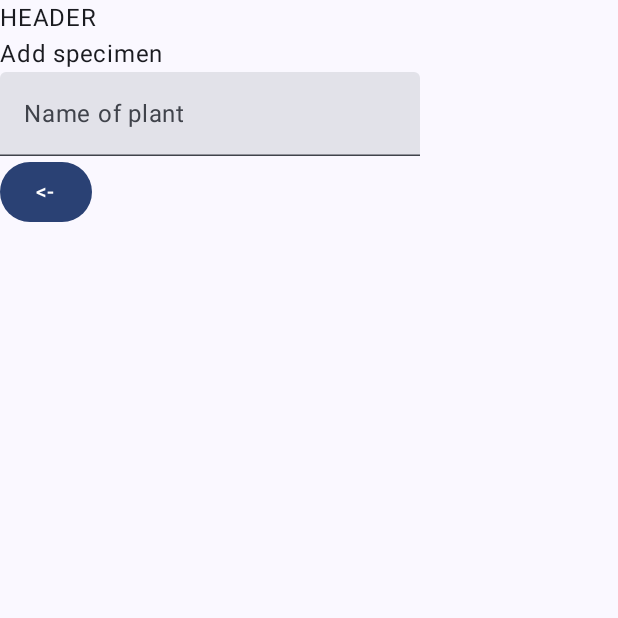
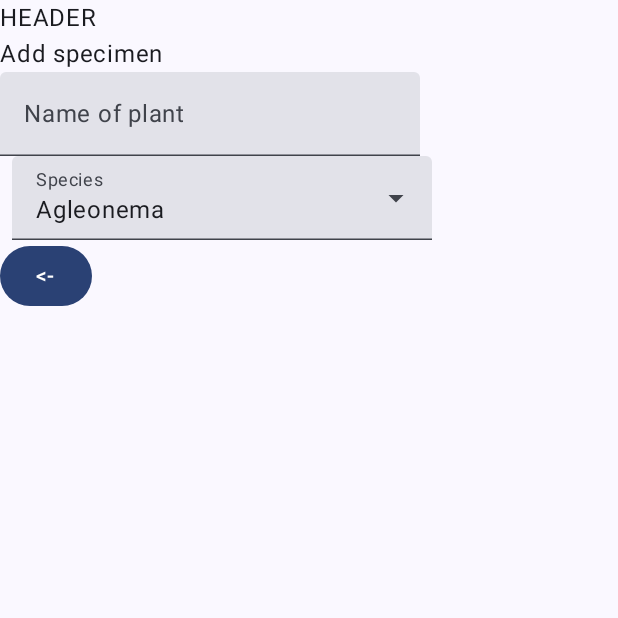
Before and after one commit to Pokrzw/Plant-Tracker, an Android app built with Jetpack Compose: the Form screen opened through its navigation route, on a phone screen of 412 x 824 dp, the top half of it. Run offline under Robolectric (Android 15) with nearby library versions, the phone set to English and light mode, and no system bars.

Commit message:
Dodano dropdown

```diff
--- a/frontend/app/build.gradle.kts
+++ b/frontend/app/build.gradle.kts
@@ -62,6 +62,8 @@ dependencies {
     implementation(libs.androidx.navigation.compose)
     implementation(libs.generativeai)
     implementation(libs.firebase.vertexai)
+    //do dropdown menu
+    implementation(libs.material3)
     testImplementation(libs.junit)
     androidTestImplementation(libs.androidx.junit)
     androidTestImplementation(libs.androidx.espresso.core)
@@ -69,4 +71,5 @@ dependencies {
     androidTestImplementation(libs.androidx.ui.test.junit4)
     debugImplementation(libs.androidx.ui.tooling)
     debugImplementation(libs.androidx.ui.test.manifest)
+
 }
--- a/frontend/app/src/main/java/com/example/planttrackerapp/MainActivity.kt
+++ b/frontend/app/src/main/java/com/example/planttrackerapp/MainActivity.kt
@@ -12,6 +12,9 @@ import androidx.compose.runtime.Composable
 import androidx.compose.ui.Modifier
 import androidx.compose.ui.tooling.preview.Preview
 import com.example.planttrackerapp.ui.theme.PlantTrackerAppTheme
+
+//Tag for logging
+const val TAG = "MainActivity"
 
 class MainActivity : ComponentActivity() {
     override fun onCreate(savedInstanceState: Bundle?) {
--- a/frontend/app/src/main/java/com/example/planttrackerapp/ui/PlantForm.kt
+++ b/frontend/app/src/main/java/com/example/planttrackerapp/ui/PlantForm.kt
@@ -11,11 +11,8 @@ import androidx.compose.runtime.remember
 import androidx.compose.runtime.setValue
 import androidx.compose.ui.Modifier
 import androidx.compose.ui.tooling.preview.Preview
-import androidx.navigation.NavHostController
-import com.example.planttrackerapp.PlantApp
-import com.example.planttrackerapp.PlantAppScreen
-import com.example.planttrackerapp.ui.components.DropDownDemo
-import com.example.planttrackerapp.ui.theme.PlantTrackerAppTheme
+import com.example.planttrackerapp.data.Datasource
+import com.example.planttrackerapp.ui.components.DropDownWrapper
 
 @Composable
 fun PlantForm(
@@ -57,7 +54,10 @@ fun FormBody(modifier: Modifier){
             label = {Text("Name of plant")}
         )
 
-        DropDownDemo()
+        DropDownWrapper(
+            items = Datasource.speciesList,
+            label = "Species"
+        )
 
     }
 }
--- a/frontend/app/src/main/java/com/example/planttrackerapp/ui/components/DropdownMenu.kt
+++ b/frontend/app/src/main/java/com/example/planttrackerapp/ui/components/DropdownMenu.kt
@@ -1,23 +1,89 @@
 package com.example.planttrackerapp.ui.components
 
-import androidx.compose.foundation.Image
-import androidx.compose.foundation.layout.Arrangement
+import android.util.Log
 import androidx.compose.foundation.layout.Column
-import androidx.compose.foundation.layout.Row
-import androidx.compose.foundation.layout.fillMaxSize
+import androidx.compose.foundation.layout.fillMaxWidth
+import androidx.compose.foundation.layout.padding
+import androidx.compose.foundation.text.input.rememberTextFieldState
+import androidx.compose.foundation.text.input.setTextAndPlaceCursorAtEnd
+import androidx.compose.material3.DropdownMenuItem
+import androidx.compose.material3.ExperimentalMaterial3Api
+import androidx.compose.material3.ExposedDropdownMenuAnchorType
+import androidx.compose.material3.ExposedDropdownMenuBox
+import androidx.compose.material3.ExposedDropdownMenuDefaults
 import androidx.compose.material3.Text
+import androidx.compose.material3.TextField
 import androidx.compose.runtime.Composable
 import androidx.compose.runtime.getValue
 import androidx.compose.runtime.mutableStateOf
 import androidx.compose.runtime.remember
 import androidx.compose.runtime.setValue
-import androidx.compose.ui.Alignment
 import androidx.compose.ui.Modifier
-import androidx.compose.ui.res.painterResource
-import com.example.planttrackerapp.R
+import androidx.compose.ui.tooling.preview.Preview
+import androidx.compose.ui.unit.dp
+import com.example.planttrackerapp.TAG
+import com.example.planttrackerapp.data.Datasource
+import com.example.planttrackerapp.model.Species
+import com.example.planttrackerapp.ui.theme.PlantTrackerAppTheme
 
+@OptIn(ExperimentalMaterial3Api::class)
+@Composable
+fun DropDownWrapper(
+    items: List<Species>,
+    label: String,
+    modifier: Modifier = Modifier
+) {
+    var isExpanded by remember { mutableStateOf(false) }
+    var selectedSpecies by remember {  mutableStateOf(items[0]) }
+    val textFieldState = rememberTextFieldState(items[0].name)
+    val onChangeFunc: (String) -> Unit = {}
 
+    Column(
+        modifier = Modifier
+            .fillMaxWidth()
+            .padding(horizontal = 8.dp)
+    ) {
+
+        ExposedDropdownMenuBox(
+            expanded = isExpanded,
+            onExpandedChange = {isExpanded = !isExpanded}
+        ) {
+           TextField(
+               modifier = Modifier.menuAnchor(ExposedDropdownMenuAnchorType.PrimaryNotEditable),
+               state = textFieldState,
+               readOnly = true,
+               label = { Text(label) },
+               trailingIcon = {ExposedDropdownMenuDefaults.TrailingIcon(expanded = isExpanded)}
+           )
+            ExposedDropdownMenu(
+                expanded = isExpanded,
+                onDismissRequest = {isExpanded = !isExpanded}
+            ) {
+                items.forEach{ option ->
+                    DropdownMenuItem(
+                        text = { Text(option.name) },
+                        onClick = {
+                            textFieldState.setTextAndPlaceCursorAtEnd(option.name)
+                            isExpanded = false
+                            selectedSpecies = option
+                            Log.d(TAG, "Current species: ${option.toString()}")
+                        },
+                        contentPadding = ExposedDropdownMenuDefaults.ItemContentPadding,
+                        )
+                }
+            }
+        }
+    }
+}
+
+@Preview(showBackground = true)
 @Composable
-fun DropDownDemo() {
-
+fun DropDownPreview(modifier: Modifier = Modifier) {
+    PlantTrackerAppTheme {
+        DropDownWrapper(
+            items = Datasource.speciesList,
+            label = "Species",
+            modifier = Modifier
+        )
+    }
 }
--- a/frontend/gradle/libs.versions.toml
+++ b/frontend/gradle/libs.versions.toml
@@ -8,6 +8,7 @@ espressoCore = "3.6.1"
 lifecycleRuntimeKtx = "2.8.7"
 activityCompose = "1.9.3"
 composeBom = "2024.04.01"
+material3 = "1.4.0-alpha04"
 navigationCompose = "2.8.4"
 generativeai = "0.9.0"
 firebaseVertexai = "16.0.2"
@@ -30,6 +31,7 @@ androidx-material3 = { group = "androidx.compose.material3", name = "material3"
 androidx-navigation-compose = { group = "androidx.navigation", name = "navigation-compose", version.ref = "navigationCompose" }
 generativeai = { group = "com.google.ai.client.generativeai", name = "generativeai", version.ref = "generativeai" }
 firebase-vertexai = { group = "com.google.firebase", name = "firebase-vertexai", version.ref = "firebaseVertexai" }
+material3 = { module = "androidx.compose.material3:material3", version.ref = "material3" }
 
 [plugins]
 android-application = { id = "com.android.application", version.ref = "agp" }
```
Also changed, not shown: frontend/app/src/main/java/com/example/planttrackerapp/data/FormData.kt (line endings or trailing spaces).
